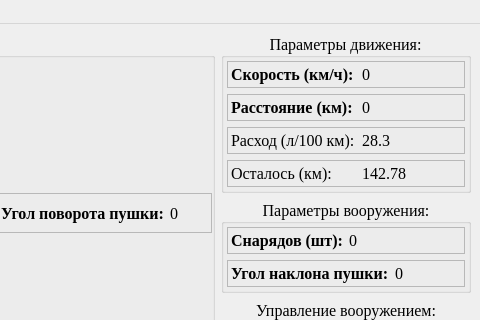
Old version of the form ui.ui in the repository ijustbsd/tank-navigation; both pictures show x 559 to 1039 and y 0 to 320 of the 1039 by 768 pixel window.
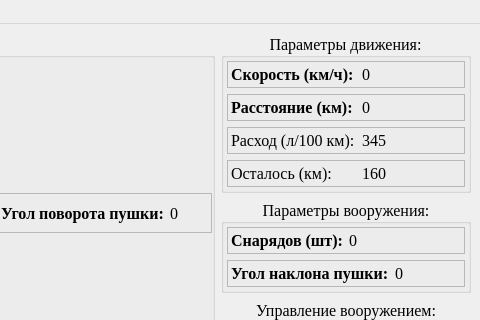
New version of the form. Icons and pictures are not drawn.

Commit message: Added fuel consumption

What changed in the file:
```diff
--- a/ui.ui
+++ b/ui.ui
@@ -924,7 +924,7 @@
              <item>
               <widget class="QLabel" name="label_7">
                <property name="text">
-                <string>28.3</string>
+                <string>345</string>
                </property>
                <property name="alignment">
                 <set>Qt::AlignLeading|Qt::AlignLeft|Qt::AlignVCenter</set>
@@ -977,7 +977,7 @@
              <item>
               <widget class="QLabel" name="label_8">
                <property name="text">
-                <string>142.78</string>
+                <string>160</string>
                </property>
                <property name="alignment">
                 <set>Qt::AlignLeading|Qt::AlignLeft|Qt::AlignVCenter</set>
```
Left out of the diff: 4 changed lines with no effect on the pictures. The commit also changes 2 other files.
